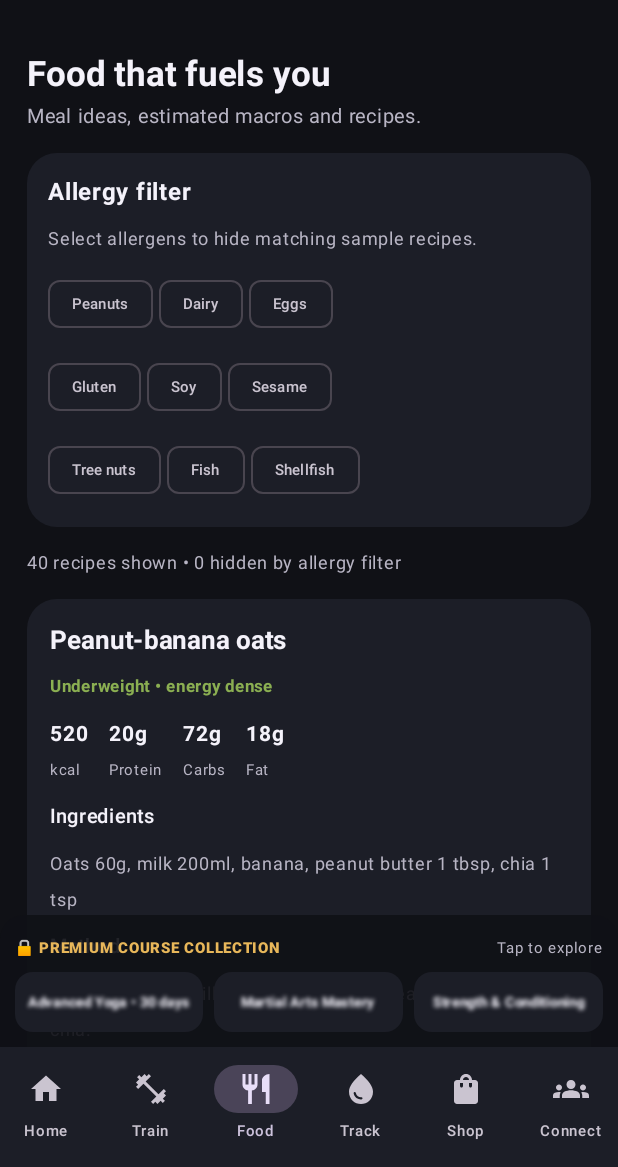
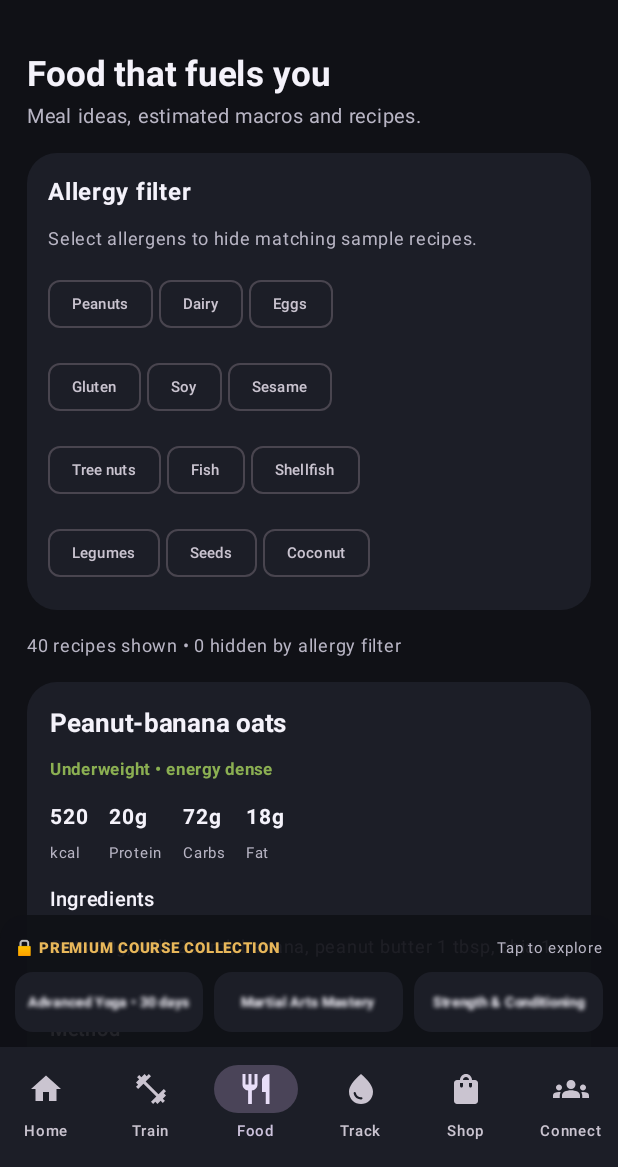
Before and after one commit to Wired-cell/Placeholder-Fitness-App, an Android app built with Jetpack Compose: the screen it shows after launch (MainActivity), item 3 of the bottom bar chosen, on a phone screen of 412 x 824 dp, the part 69-1236 px from its top. Run offline under Robolectric (Android 15) with nearby library versions, the phone set to English and light mode, and no system bars.

Commit message:
Extend recipe allergen filters to cover every ingredient group

```diff
--- a/app/src/main/java/com/wiredcell/placeholderfitness/MainActivity.kt
+++ b/app/src/main/java/com/wiredcell/placeholderfitness/MainActivity.kt
@@ -178,7 +178,7 @@ private val asanaNames=listOf("Mountain Pose (Tadasana)","Raised Arms (Urdhva Ha
  }
 }
 @Composable private fun FoodScreen(foods:List<Meal>,allergies:Set<String>,setAllergies:(Set<String>)->Unit,ink:Color,muted:Color,surface:Color){
- val choices=listOf("Peanuts","Dairy","Eggs","Gluten","Soy","Sesame","Tree nuts","Fish","Shellfish");val visible=foods.filter{it.allergens.intersect(allergies).isEmpty()}
+ val choices=listOf("Peanuts","Dairy","Eggs","Gluten","Soy","Sesame","Tree nuts","Fish","Shellfish","Legumes","Seeds","Coconut");val visible=foods.filter{it.allergens.intersect(allergies).isEmpty()}
  LazyColumn(contentPadding=PaddingValues(18.dp),verticalArrangement=Arrangement.spacedBy(12.dp)){item{Heading("Food that fuels you","Meal ideas, estimated macros and recipes.",ink,muted)}
  item{Panel(surface){Column(Modifier.padding(14.dp),verticalArrangement=Arrangement.spacedBy(7.dp)){Text("Allergy filter",color=ink,fontWeight=FontWeight.Bold);Text("Select allergens to hide matching sample recipes.",color=muted,fontSize=12.sp);choices.chunked(3).forEach{group->Row(horizontalArrangement=Arrangement.spacedBy(4.dp)){group.forEach{a->FilterChip(selected=a in allergies,onClick={setAllergies(if(a in allergies)allergies-a else allergies+a)},label={Text(a,fontSize=10.sp)})}}}}}}
  item{Text(visible.size.toString()+" recipes shown • "+(foods.size-visible.size).toString()+" hidden by allergy filter",color=muted,fontSize=12.sp)}
```
